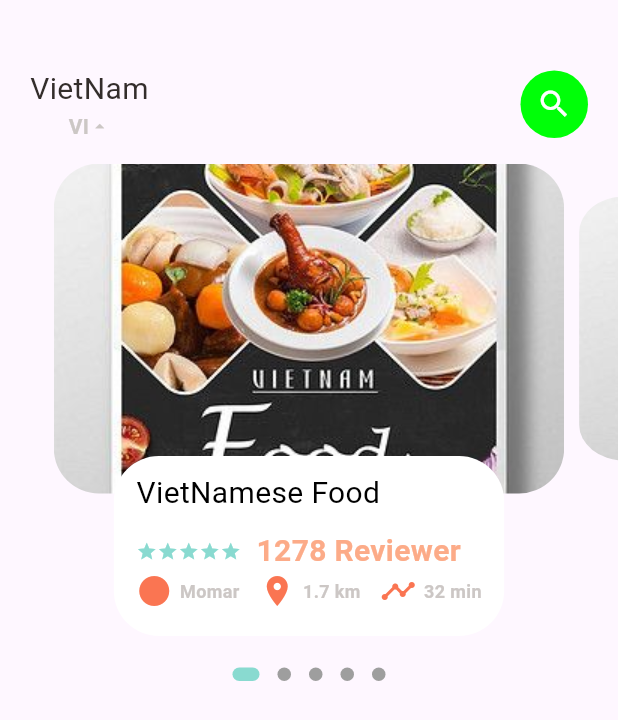
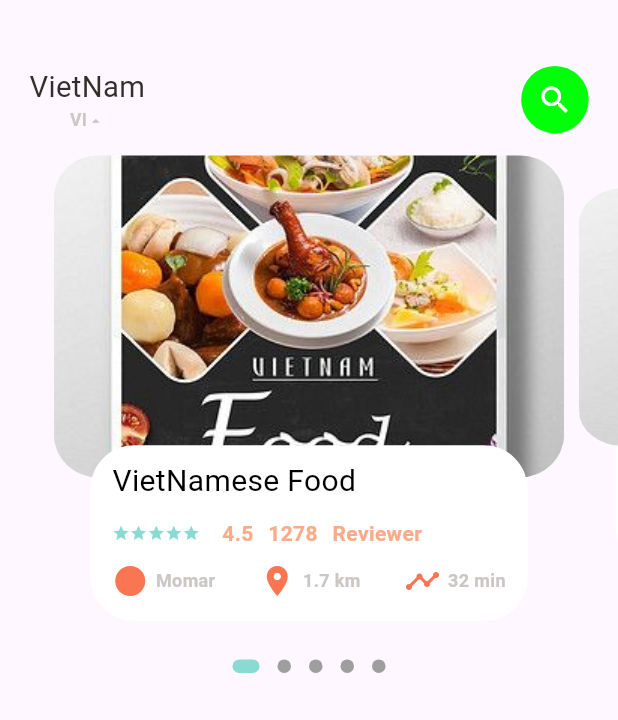
Before and after one commit to PhuocVO94/FoodBusineerApp, a Flutter app: the screen it shows after launch, on a phone screen of 412 x 824 dp. Shown: the top 720 px of the screen. Run offline on Flutter 3.47's test engine with Material 3 defaults, Android fonts, the phone set to English and light mode, and no system bars; drawn by our look-alikes of dots_indicator; our stand-ins replace get.

Commit message:
Complete Scale and Viewpape and Demision

```diff
--- a/lib/home/foodpagebody.dart
+++ b/lib/home/foodpagebody.dart
@@ -2,9 +2,11 @@
 import 'package:dots_indicator/dots_indicator.dart';
 import 'package:flutter/material.dart';
 import 'package:food_delivery_app/utils/colors.dart';
+import 'package:food_delivery_app/utils/dimensions.dart';
 import 'package:food_delivery_app/widgets/big_text.dart';
 import 'package:food_delivery_app/widgets/icon_and_text.dart';
 import 'package:food_delivery_app/widgets/small_text.dart';
+import 'package:get/get.dart';
 
 
 
@@ -29,7 +31,7 @@ class _FoodpagebodyState extends State<Foodpagebody> {
       setState(() {
 
         _currPagevalue = pageController.page!;
-          // print("current value is"+_currPagevalue.toString());
+          // print("current value is"+ MediaQuery.of(context).size.toString());
       });
 
     });
@@ -63,7 +65,7 @@ class _FoodpagebodyState extends State<Foodpagebody> {
     activeSize: const Size(18.0, 9.0),
     activeShape: RoundedRectangleBorder(borderRadius: BorderRadius.circular(5.0)),
     ),
-    )
+    ),
 
       ],
 
@@ -102,11 +104,11 @@ class _FoodpagebodyState extends State<Foodpagebody> {
     child: Stack(
       children: [
       Container(
-      height: 220,
+      height: Dimensions.viewPageContainer,
       // padding: EdgeInsets.only(left: 15, right: 15),
-      margin: EdgeInsets.only(left: 5, right: 5),
+      margin: EdgeInsets.only(left: Dimensions.top5, right: Dimensions.top5),
       decoration: BoxDecoration(
-          borderRadius: BorderRadius.circular(30),
+          borderRadius: BorderRadius.circular(Dimensions.radius30),
         image: const DecorationImage(
           fit: BoxFit.cover,
           image: AssetImage("assets/image/Menu.png"),
@@ -118,25 +120,21 @@ class _FoodpagebodyState extends State<Foodpagebody> {
         Align(
           alignment: Alignment.bottomCenter,
           child: Container(
-            height: 120,
+            height: Dimensions.viewPageTextContainer,
 
-            margin: EdgeInsets.only(left: 45, right: 45, bottom: 15),
+            margin: EdgeInsets.only(left: Dimensions.top30, right: Dimensions.top30, bottom: Dimensions.top20),
             decoration: BoxDecoration(
                 color: const Color.fromARGB(255, 255, 255, 255),
-                borderRadius: BorderRadius.circular(30)
+                borderRadius: BorderRadius.circular(Dimensions.radius30)
             ),
             child: Container(
-              padding: EdgeInsets.only(left: 15,top: 10, right: 15),
+              padding: EdgeInsets.only(left: Dimensions.top15,top: Dimensions.top10, right: Dimensions.top15),
               child: Column(
                 crossAxisAlignment: CrossAxisAlignment.start,
                 children: [
-                  BigText(text: 'VietNamese Food', color: const Color.fromARGB(255, 0, 0, 0),),
-                  SizedBox(height: 10,),
-                  // Thay thế đoạn code của bạn bằng Row này:
-
+                  BigText(text: 'VietNamese Food', color: const Color.fromARGB(255, 0, 0, 0)),
+                  SizedBox(height: Dimensions.height10,),
                   Row(
-                    // Không dùng spaceBetween nếu chỉ muốn hiển thị Rating
-                    // Nếu bạn muốn hiển thị thêm chi tiết (km, phút) ở bên phải, hãy thêm chúng vào đây.
                     children: [
                       // 1. Dãy 5 sao (Wrap không cần thiết ở đây, dùng Row hoặc Spread Operator là đủ)
                       ...List.generate(
@@ -144,26 +142,27 @@ class _FoodpagebodyState extends State<Foodpagebody> {
                             (index) => Icon(
                           Icons.star,
                           color: AppColors.mainColor,
-                          size: 14,
+                          size: Dimensions.font12,
                         ),
                       ),
 
                       // 2. Khoảng cách (Nếu bạn có thêm text/icon khác)
-                      SizedBox(width: 10),
+                      SizedBox(width: Dimensions.width10),
 
-                      // 3. Điểm số (4.5)
-                      // SmallText(text: '4.5'), // Thường có điểm số bên cạnh
-                      // SizedBox(width: 10),
+                      SizedBox(width: Dimensions.width5),
+                      SmallText(text: '4.5'), // Thường có điểm số bên cạnh
+                      SizedBox(width: Dimensions.width10),
 
                       // 4. Số lượng Review (1278)
                       SmallText(text: '1278'),
 
-                      SizedBox(width: 5), // Khoảng cách nhỏ giữa số lượng và từ "Reviewer"
+                      SizedBox(width: Dimensions.width10), // Khoảng cách nhỏ giữa số lượng và từ "Reviewer"
 
                       // 5. Từ "Reviewer"
                       SmallText(text: 'Reviewer'),
                     ],
                   ),
+                  SizedBox(height: Dimensions.height10,),
                   Row(
                     mainAxisAlignment: MainAxisAlignment.spaceBetween,
                     children: [
@@ -184,4 +183,5 @@ class _FoodpagebodyState extends State<Foodpagebody> {
   );
 
   }
+
 }
--- a/lib/home/main_food_page.dart
+++ b/lib/home/main_food_page.dart
@@ -8,6 +8,7 @@ import 'package:flutter/material.dart';
 import 'package:food_delivery_app/home/foodpagebody.dart';
 
 import 'package:food_delivery_app/utils/colors.dart';
+import 'package:food_delivery_app/utils/dimensions.dart';
 import 'package:food_delivery_app/widgets/big_text.dart';
 import 'package:food_delivery_app/widgets/small_text.dart';
 class MainFoodPage  extends StatefulWidget {
@@ -29,19 +30,19 @@ class _MainFoodPageState extends State<MainFoodPage> {
 
           /**Header **/
           Container(
-            margin: EdgeInsets.only(top: 45, bottom: 15),
-            padding: EdgeInsets.only(left: 20, right: 20),
+            margin: EdgeInsets.only(top: Dimensions.top45, bottom: Dimensions.top15),
+            padding: EdgeInsets.only(left: Dimensions.top20, right: Dimensions.top20),
             child: Row(
               mainAxisAlignment: MainAxisAlignment.spaceBetween ,
               children: [
                 Column(
                   children: [
-                    BigText(text: 'VietNam',color:AppColors.mainBlackColor , size: 20,),
+                    BigText(text: 'VietNam',color:AppColors.mainBlackColor , size: Dimensions.font20,),
                     Row(
                       mainAxisAlignment: MainAxisAlignment.spaceBetween,
                       children: [
-                        SmallText(text: 'VI', color: AppColors.textColor, size: 14,),
-                        Icon(Icons.arrow_drop_up,color: AppColors.textColor,size: 14,)
+                        SmallText(text: 'VI', color: AppColors.textColor, size: Dimensions.font12,),
+                        Icon(Icons.arrow_drop_up,color: AppColors.textColor,size: Dimensions.font12,)
                       ],
 
                     ),
--- a/lib/main.dart
+++ b/lib/main.dart
@@ -1,5 +1,6 @@
 import 'package:flutter/material.dart';
 import 'package:food_delivery_app/home/main_food_page.dart';
+import 'package:get/get_navigation/src/root/get_material_app.dart' show GetMaterialApp;
 
 void main() {
   runApp(const MyApp());
@@ -11,7 +12,7 @@ class MyApp extends StatelessWidget {
   // This widget is the root of your application.
   @override
   Widget build(BuildContext context) {
-    return MaterialApp(
+    return GetMaterialApp(
       title: 'Flutter Demo',
       debugShowCheckedModeBanner: false,
       theme: ThemeData(
--- a/lib/widgets/big_text.dart
+++ b/lib/widgets/big_text.dart
@@ -1,4 +1,5 @@
 import 'package:flutter/material.dart';
+import 'package:food_delivery_app/utils/dimensions.dart';
 
 class BigText extends StatelessWidget {
   Color? color;
@@ -19,7 +20,7 @@ class BigText extends StatelessWidget {
       style: TextStyle(
         color: color,
         fontWeight: FontWeight.w400,
-        fontSize: size,
+        fontSize:size==0? Dimensions.font20:size,
         fontFamily: 'Roboto',
 
       ),
--- a/lib/widgets/small_text.dart
+++ b/lib/widgets/small_text.dart
@@ -1,4 +1,5 @@
 import 'package:flutter/material.dart';
+import 'package:food_delivery_app/utils/dimensions.dart';
 
 class SmallText extends StatelessWidget {
   Color? color;
@@ -7,7 +8,7 @@ class SmallText extends StatelessWidget {
   TextOverflow overflow;
   SmallText({super.key, this.color = const Color(0xFFffcab88), required this.text,
 
-    this.size = 20,
+    this.size = 14,
     this.overflow = TextOverflow.ellipsis});
 
 
@@ -19,7 +20,7 @@ class SmallText extends StatelessWidget {
       style: TextStyle(
         color: color,
         fontWeight: FontWeight.w600,
-        fontSize: size,
+        fontSize: size  ==0?Dimensions.font12:size,
         fontFamily: 'Roboto',
 
       ),
--- a/pubspec.yaml
+++ b/pubspec.yaml
@@ -35,7 +35,7 @@ dependencies:
   # Use with the CupertinoIcons class for iOS style icons.
   cupertino_icons: ^1.0.8
   dots_indicator: ^4.0.1
-  get: ^4.0.18
+  get: ^4.0.14
 
 dev_dependencies:
   flutter_test:
```
Also changed, not shown: lib/utils/dimensions.dart (+20 -23 lines).
